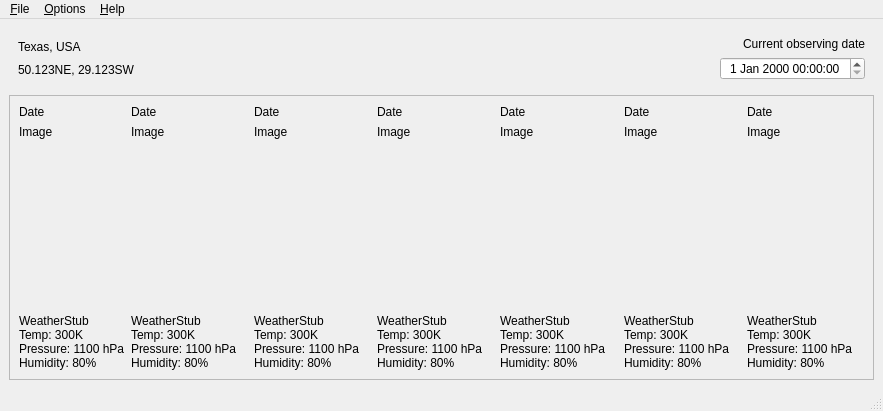
First picture: the form in app.ui, repository ghadd/WeatherApp, before the edit.
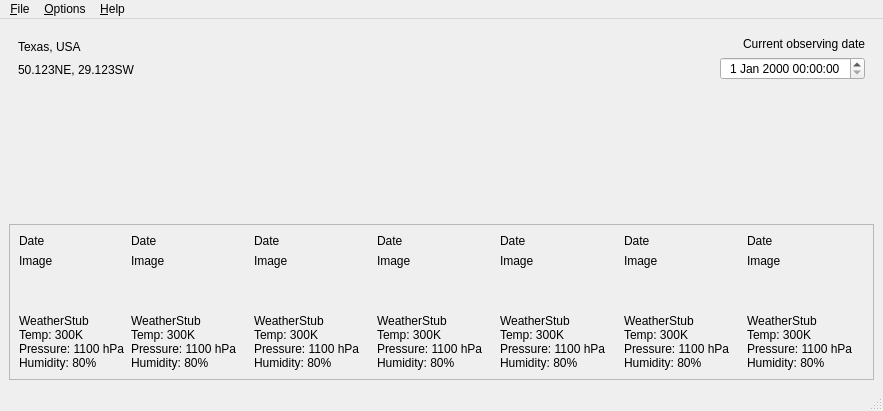
Second picture: the form after the edit. Icons and pictures are not drawn.

```diff
--- a/app.ui
+++ b/app.ui
@@ -93,6 +93,19 @@
       </layout>
      </widget>
     </item>
+    <item>
+     <spacer name="verticalSpacer">
+      <property name="orientation">
+       <enum>Qt::Vertical</enum>
+      </property>
+      <property name="sizeHint" stdset="0">
+       <size>
+        <width>20</width>
+        <height>40</height>
+       </size>
+      </property>
+     </spacer>
+    </item>
     <item>
      <widget class="QScrollArea" name="weatherInfoScrollArea">
       <property name="widgetResizable">
@@ -104,7 +117,7 @@
          <x>0</x>
          <y>0</y>
          <width>863</width>
-         <height>283</height>
+         <height>159</height>
         </rect>
        </property>
        <layout class="QHBoxLayout" name="horizontalLayout">
```
